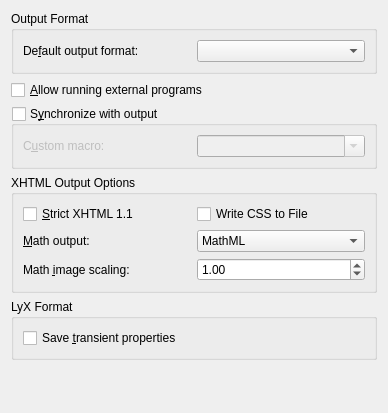
The window that src/frontends/qt4/ui/OutputUi.ui (cburschka/lyx) describes before a commit, drawn with Qt 5.
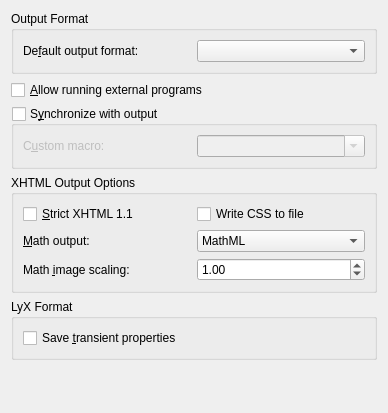
The same window after the commit.

```diff
--- a/src/frontends/qt4/ui/OutputUi.ui
+++ b/src/frontends/qt4/ui/OutputUi.ui
@@ -272,7 +272,7 @@
       <item row="0" column="1">
        <widget class="QCheckBox" name="cssCB">
         <property name="text">
-         <string>Write CSS to File</string>
+         <string>Write CSS to file</string>
         </property>
        </widget>
       </item>
```
